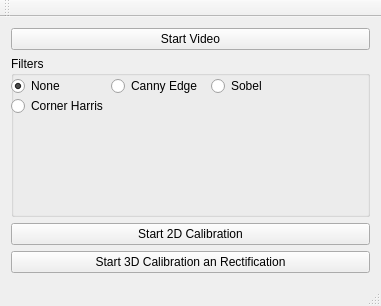
Old version of the form TemplateCalibration/camcalib.ui in the repository FNicolai/3D-BV.
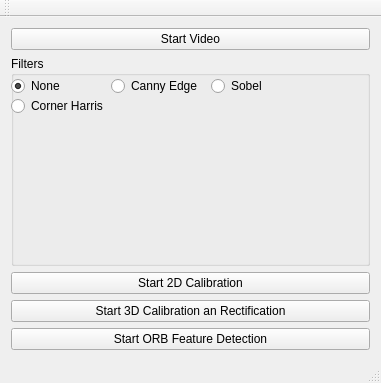
New version of the form.

Commit message: feaures: add AKAZE features for object recognition

Diff of the .ui file:
```diff
--- a/TemplateCalibration/camcalib.ui
+++ b/TemplateCalibration/camcalib.ui
@@ -7,7 +7,7 @@
     <x>0</x>
     <y>0</y>
     <width>381</width>
-    <height>306</height>
+    <height>383</height>
    </rect>
   </property>
   <property name="windowTitle">
@@ -100,6 +100,13 @@
         </property>
        </widget>
       </item>
+      <item>
+       <widget class="QPushButton" name="startFeatureButton">
+        <property name="text">
+         <string>Start ORB Feature Detection</string>
+        </property>
+       </widget>
+      </item>
      </layout>
     </item>
    </layout>
```
The commit also changes 5 other files.
